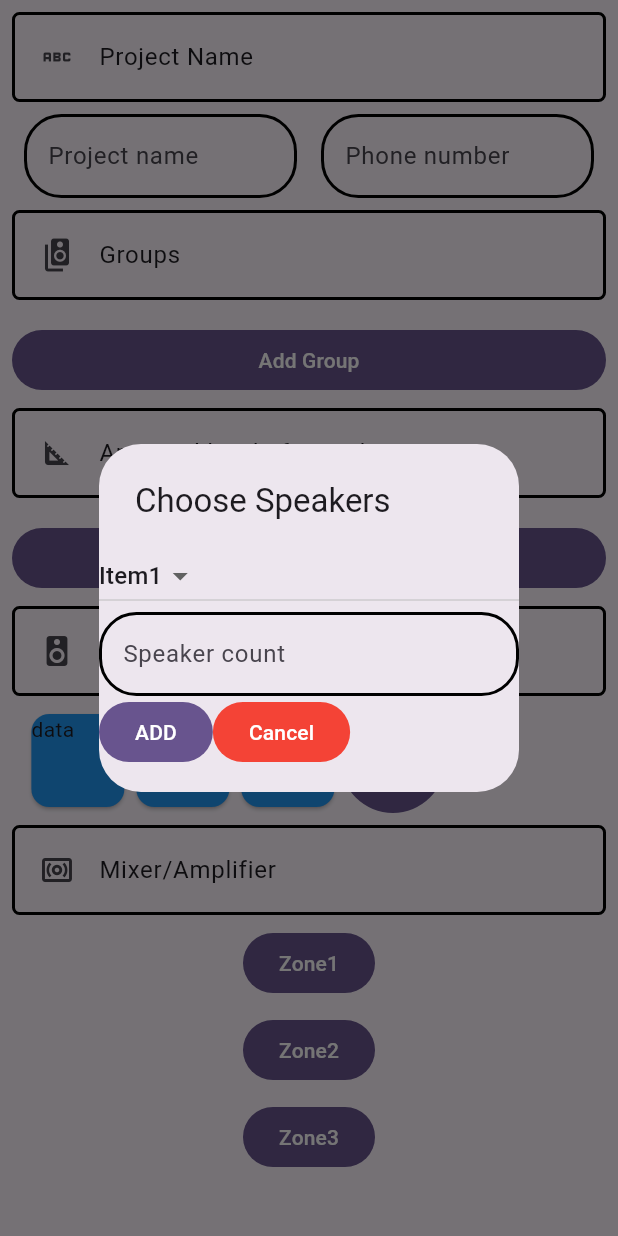
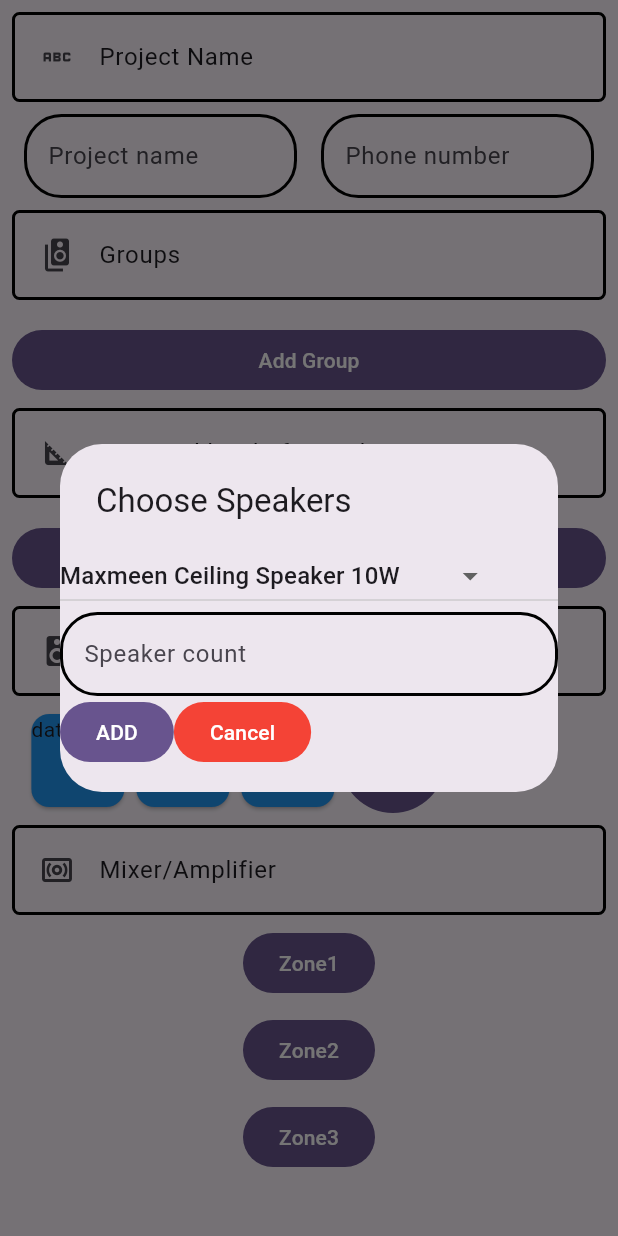
Before and after one commit to AbdullahIbrahimX/maxmeen_calculator, a Flutter app: the AddProjectScreen screen opened directly, after a tap on the "add" icon, on a phone screen of 412 x 824 dp. Run offline on Flutter 3.47's test engine with Material 2 defaults, Android fonts, the light colour scheme and no system bars.

Commit message:
7-11-2:40

```diff
--- a/lib/k_tester_data.dart
+++ b/lib/k_tester_data.dart
@@ -227,3 +227,12 @@ Project project2 = Project.tester(
     )
   ],
 );
+
+List<Speaker> kSpeakersTester = [
+  Speaker.volt(
+      "1", "Maxmeen Ceiling Speaker 10W", "MG-CS156-6T", [10, 5, 2.5], 8),
+  Speaker.volt(
+      "1", "Maxmeen Ceiling Speaker 10W", "MG-CS156-6T", [10, 5, 2.5], 8),
+  Speaker.ohm("2", "Maxmeen Wallmount Speaker 200w", "MG-PN208P", [200], 8),
+  Speaker.ohm("2", "Maxmeen Wallmount Speaker 200w", "MG-PN208P", [200], 8),
+];
--- a/lib/screens/add_project_screen/add_project_screen.dart
+++ b/lib/screens/add_project_screen/add_project_screen.dart
@@ -1,10 +1,12 @@
 import 'package:flutter/material.dart';
+import 'package:maxmeen_calculator/k_tester_data.dart';
 import 'package:maxmeen_calculator/screens/add_project_screen/group_row.dart';
 import 'package:maxmeen_calculator/screens/add_project_screen/title_splitter.dart';
 import 'package:maxmeen_calculator/screens/add_project_screen/zone_row.dart';
 import 'package:maxmeen_calculator/screens/main_screen/project_tile.dart';
 import 'package:maxmeen_calculator/tools/models/group.dart';
 import 'package:maxmeen_calculator/tools/models/project.dart';
+import 'package:maxmeen_calculator/tools/models/speaker.dart';
 import 'package:maxmeen_calculator/tools/models/zone.dart';
 
 import '../../kPorts.dart';
@@ -69,6 +71,23 @@ class _AddProjectScreenState extends State<AddProjectScreen> {
   setSelectedZone(int index) {
     setState(() {
       selectedZone = index;
+    });
+  }
+
+  ///
+  /// Speaker state control
+  ///
+  addSpeakers(List<Speaker> speakers) {
+    setState(() {
+      widget.newProject.groups?[selectedGroup!].zones?[selectedZone!].speakers!
+          .addAll(speakers);
+    });
+  }
+
+  deleteSpeaker(int index) {
+    setState(() {
+      widget.newProject.groups?[selectedGroup!].zones?[selectedZone!].speakers
+          ?.removeAt(index);
     });
   }
 
@@ -189,11 +208,12 @@ class _AddProjectScreenState extends State<AddProjectScreen> {
                   // itemCount: widget.newProject.groups?[selectedGroup!]
                   //         .zones?[selectedZone!].speakers?.length ??
                   //     0,
+                  itemCount: 4,
                   physics: const BouncingScrollPhysics(),
                   scrollDirection: Axis.horizontal,
-                  itemCount: 4,
                   itemBuilder: (context, index) {
                     if (index == 3) {
+                      Speaker? chosenSpeaker = kSpeakersTester.first;
                       return SizedBox(
                         height: 70,
                         width: 70,
@@ -204,14 +224,27 @@ class _AddProjectScreenState extends State<AddProjectScreen> {
                               builder: (context) => SimpleDialog(
                                 title: const Text("Choose Speakers"),
                                 children: [
-                                  DropdownButton(
-                                    items: const [
-                                      DropdownMenuItem(
-                                        child: Text("Item1"),
-                                      ),
-                                    ],
-                                    onChanged: (value) {},
-                                    value: null,
+                                  StatefulBuilder(
+                                    builder: (BuildContext context,
+                                        void Function(void Function())
+                                            setState) {
+                                      return DropdownButton<Speaker>(
+                                        value: chosenSpeaker,
+                                        onChanged: (speaker) {
+                                          setState(() {
+                                            chosenSpeaker = speaker;
+                                          });
+                                        },
+                                        items: kSpeakersTester
+                                            .map(
+                                              (e) => DropdownMenuItem<Speaker>(
+                                                value: e,
+                                                child: Text(e.name),
+                                              ),
+                                            )
+                                            .toList(),
+                                      );
+                                    },
                                   ),
                                   TextFormField(
                                     decoration: myTextFormDecoration(
--- a/lib/tools/models/zone.dart
+++ b/lib/tools/models/zone.dart
@@ -15,7 +15,8 @@ class Zone {
   Zone()
       : name = "",
         area = 0,
-        levelOfSound = 0 {
+        levelOfSound = 0,
+        speakers = [] {
     calculateRecommended();
   }
   //todo delete me
```
